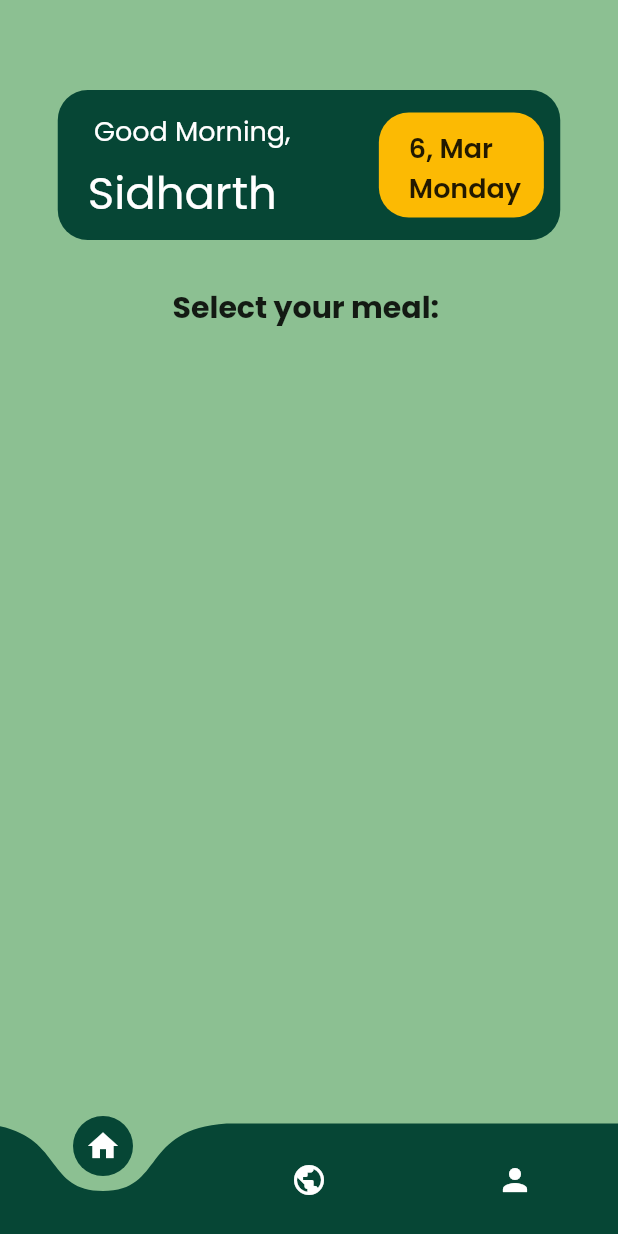
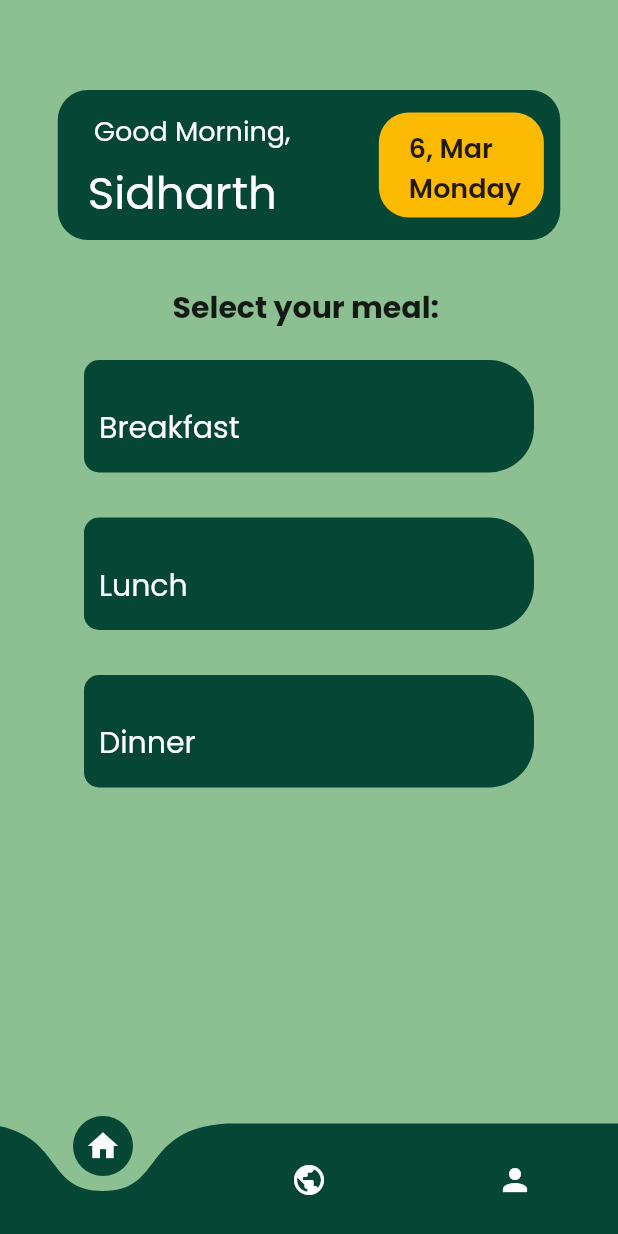
Before and after one commit to Harshith996/kale-hoth-2023, a Flutter app: the Home screen opened directly, on a phone screen of 412 x 824 dp. Run offline on Flutter 3.47's test engine with Material 2 defaults, Android fonts, the phone set to English and light mode, and no system bars; drawn by our look-alikes of curved_navigation_bar; our stand-ins replace google_fonts, google_nav_bar, hexcolor; missing offline and left inert: vertical_picker.

```diff
--- a/kale/lib/screen/homepage.dart
+++ b/kale/lib/screen/homepage.dart
@@ -54,14 +54,14 @@ class _HomeState extends State<Home> {
             child: Column(
               mainAxisAlignment: MainAxisAlignment.start,
               children: [
-                SizedBox(height: 60),
+                const SizedBox(height: 60),
                 SizedBox(
                     width: 335,
                     height: 100,
                     child: DecoratedBox(
                         decoration: BoxDecoration(
                             color: HexColor('064635'),
-                            borderRadius: BorderRadius.all(
+                            borderRadius: const BorderRadius.all(
                               Radius.circular(20),
                             )),
                         child: Row(
@@ -89,7 +89,7 @@ class _HomeState extends State<Home> {
                                 )
                               ],
                             ),
-                            SizedBox(width: 30),
+                            const SizedBox(width: 30),
                             SizedBox(
                                 width: 110,
                                 height: 70,
@@ -97,7 +97,7 @@ class _HomeState extends State<Home> {
                                   decoration: BoxDecoration(
                                       color: HexColor("#fcba03"),
                                       borderRadius:
-                                          BorderRadius.all(Radius.circular(20))),
+                                          const BorderRadius.all(Radius.circular(20))),
                                   child: Padding(
                                     padding:
                                         const EdgeInsets.fromLTRB(20, 10, 20, 10),
@@ -150,53 +150,93 @@ class _HomeState extends State<Home> {
                       textAlign: TextAlign.start,),
                   ],
                 ),
-                SizedBox(
+                const SizedBox(
                   height: 20
                 ),
                 Column(
-                  mainAxisSize: MainAxisSize.min,
                   children: const [
-                    // MealRec(
-                    //   displayText: "Breakfast",
-                    // ),
-                    // SizedBox(
-                    //   height: 30,
-                    // ),
-                    // MealRec(
-                    //   displayText: "Lunch",
-                    // ),
-                    // SizedBox(
-                    //   height: 30,
-                    // ),
-                    // MealRec(
-                    //   displayText: "Dinner",
-                    // )
+                    MealRec(
+                      displayText: "Breakfast",
+                      dish_one: "Dish 1",
+                      dish_two: "Dish 2",
+                      dish_three: "Dish 3",
+                      dish_four: "Dish 4",
+                      dish_five: "Dish 5",
+                    ),
+                    SizedBox(
+                      height: 30,
+                    ),
+                    MealRec(
+                      displayText: "Lunch",
+                      dish_one: "Dish 1",
+                      dish_two: "Dish 2",
+                      dish_three: "Dish 3",
+                      dish_four: "Dish 4",
+                      dish_five: "Dish 5",
+                    ),
+                    SizedBox(
+                      height: 30,
+                    ),
+                    MealRec(
+                      displayText: "Dinner",
+                      dish_one: "Dish 1",
+                      dish_two: "Dish 2",
+                      dish_three: "Dish 3",
+                      dish_four: "Dish 4",
+                      dish_five: "Dish 5",
+                    )
                   ],
                 )
               ],
             ),
           ),
-          Column(
+          SingleChildScrollView(
+            child: Column(
               children: [
-              SizedBox(height: 60),
+                const SizedBox(height: 60),
                 SingleChildScrollView(
                   child: Column(children: [
                     SizedBox(
                       height: 20,
+                      child: DecoratedBox(
+                        decoration: BoxDecoration(
+                          borderRadius: BorderRadius.circular(15)
+                        ),)
+                    ),
+                    const SizedBox(
+                      height: 20,
                     ),
                     Row(
                       children: [
-                      SizedBox(),
-                      SizedBox()
+                        SizedBox(
+                          height: 20,
+                          child: DecoratedBox(
+                            decoration: BoxDecoration(
+                              borderRadius: BorderRadius.circular(9),)),
+                        ),
+                        const SizedBox(width: 10),
+                        SizedBox(
+                          height: 20,
+                          child: DecoratedBox(
+                            decoration: BoxDecoration(
+                              borderRadius: BorderRadius.circular(9),))
+                        )
                       ],
                     ),
-                  SizedBox()
+                    const SizedBox(
+                      height: 20,
+                    ),
+                    SizedBox(height: 20,
+                          child: DecoratedBox(
+                            decoration: BoxDecoration(
+                              borderRadius: BorderRadius.circular(9),)))
                   ]),
                   )
               ],
             ),
+          ),
           Column(children: [
-            SizedBox(height: 60),
+            const SizedBox(height: 60),
             Text(
               "Page 3",
               style: GoogleFonts.poppins(fontSize: 40, color: Colors.black),
@@ -209,7 +249,7 @@ class _HomeState extends State<Home> {
           backgroundColor: HexColor("#8cc092"),
           color: HexColor("#064635"),
           animationDuration: const Duration(milliseconds: 250),
-          items: [
+          items: const [
             Icon(Icons.home, color: Colors.white),
             Icon(Icons.public, color: Colors.white),
             Icon(Icons.person, color: Colors.white)
--- a/kale/lib/widgets/meal_rec.dart
+++ b/kale/lib/widgets/meal_rec.dart
@@ -34,7 +34,6 @@ class _MealRecState extends State<MealRec> {
         opened = true;
         angle = math.pi / 2;
         boxHeight = 250;
-
       }
     });
   }
@@ -49,7 +48,7 @@ class _MealRecState extends State<MealRec> {
           child: DecoratedBox(
               decoration: BoxDecoration(
                 color: HexColor('064635'),
-                borderRadius: BorderRadius.only(
+                borderRadius: const BorderRadius.only(
                   topLeft: Radius.circular(10),
                   topRight: Radius.circular(30),
                   bottomLeft: Radius.circular(10),
--- a/kale/pubspec.yaml
+++ b/kale/pubspec.yaml
@@ -43,6 +43,7 @@ dependencies:
   google_nav_bar: ^5.0.6
   intl: ^0.18.0
   curved_navigation_bar: ^1.0.3
+  expandable_text: ^2.3.0
 
 dev_dependencies:
   flutter_test:
```
Also changed, not shown: kale/pubspec.lock, 55 other files. Lines whose indentation alone changed are shown as unchanged.
